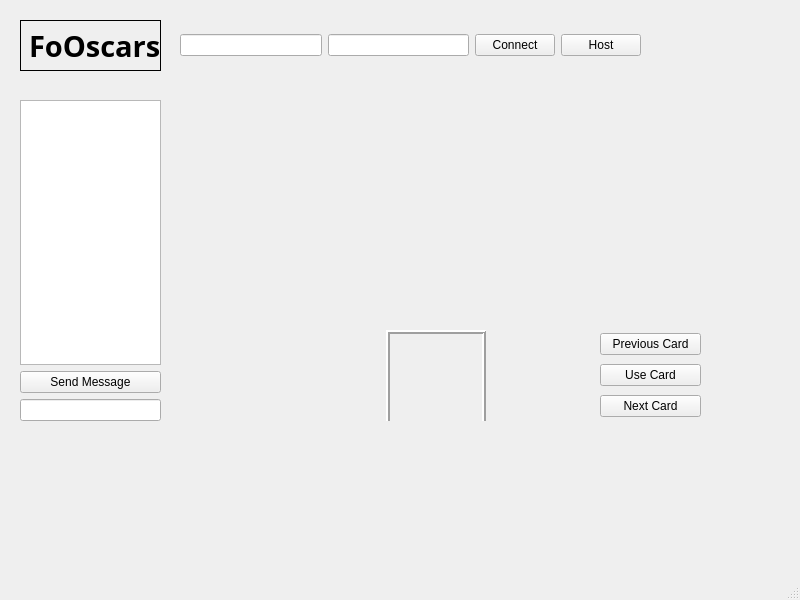
Before: the Qt Designer form foOscars/mainwindow.ui in J-Sandhu/OscarsCardGame, drawn with Qt 5.
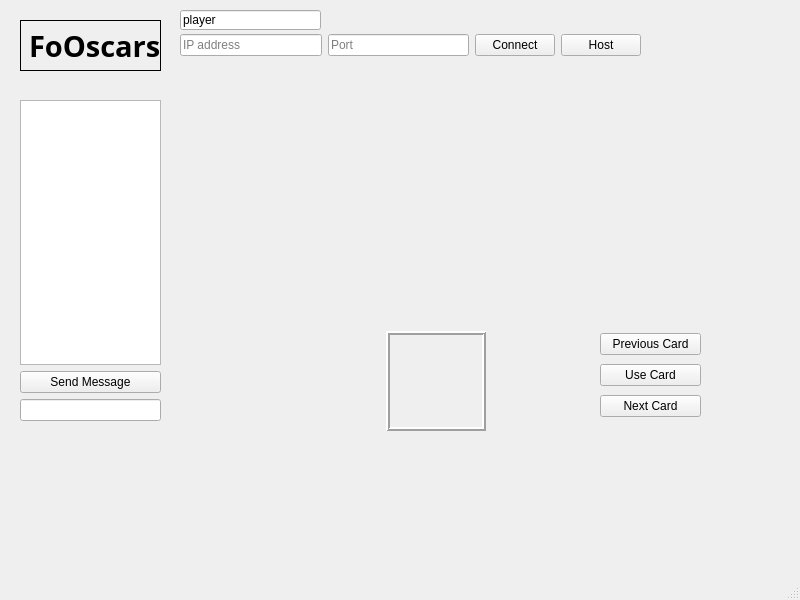
After: the same form once the commit is applied.

Commit message: Made IP and Port strings copy-able

```diff
--- a/foOscars/mainwindow.ui
+++ b/foOscars/mainwindow.ui
@@ -20,7 +20,7 @@
       <x>180</x>
       <y>330</y>
       <width>411</width>
-      <height>91</height>
+      <height>102</height>
      </rect>
     </property>
     <layout class="QHBoxLayout" name="action_tableau">
@@ -178,10 +178,21 @@
     </property>
     <layout class="QHBoxLayout" name="connectionLayout">
      <item>
-      <widget class="QLineEdit" name="ipLine"/>
+      <widget class="QLineEdit" name="ipLine">
+       <property name="placeholderText">
+        <string>IP address</string>
+       </property>
+      </widget>
      </item>
      <item>
-      <widget class="QLineEdit" name="portLine"/>
+      <widget class="QLineEdit" name="portLine">
+       <property name="text">
+        <string/>
+       </property>
+       <property name="placeholderText">
+        <string>Port</string>
+       </property>
+      </widget>
      </item>
      <item>
       <widget class="QPushButton" name="connectButton">
@@ -286,6 +297,19 @@
      </item>
     </layout>
    </widget>
+   <widget class="QLineEdit" name="playerNameLine">
+    <property name="geometry">
+     <rect>
+      <x>180</x>
+      <y>10</y>
+      <width>141</width>
+      <height>20</height>
+     </rect>
+    </property>
+    <property name="text">
+     <string>player</string>
+    </property>
+   </widget>
   </widget>
   <widget class="QMenuBar" name="menubar">
    <property name="geometry">
```
The commit also changes 736 other files.
